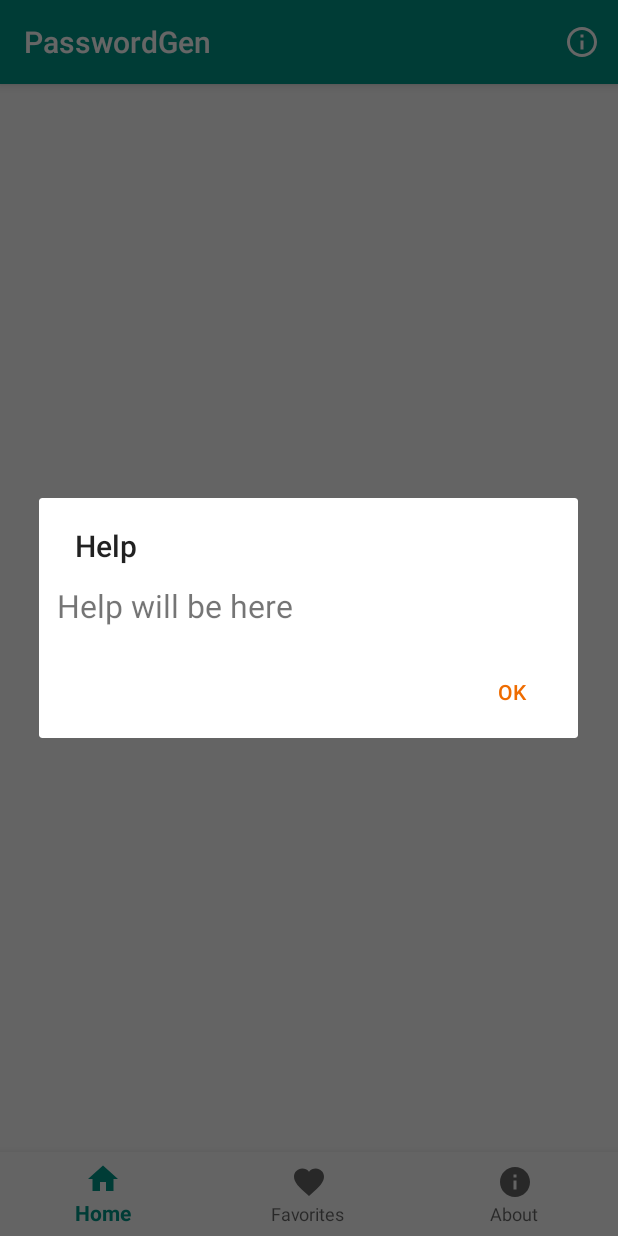
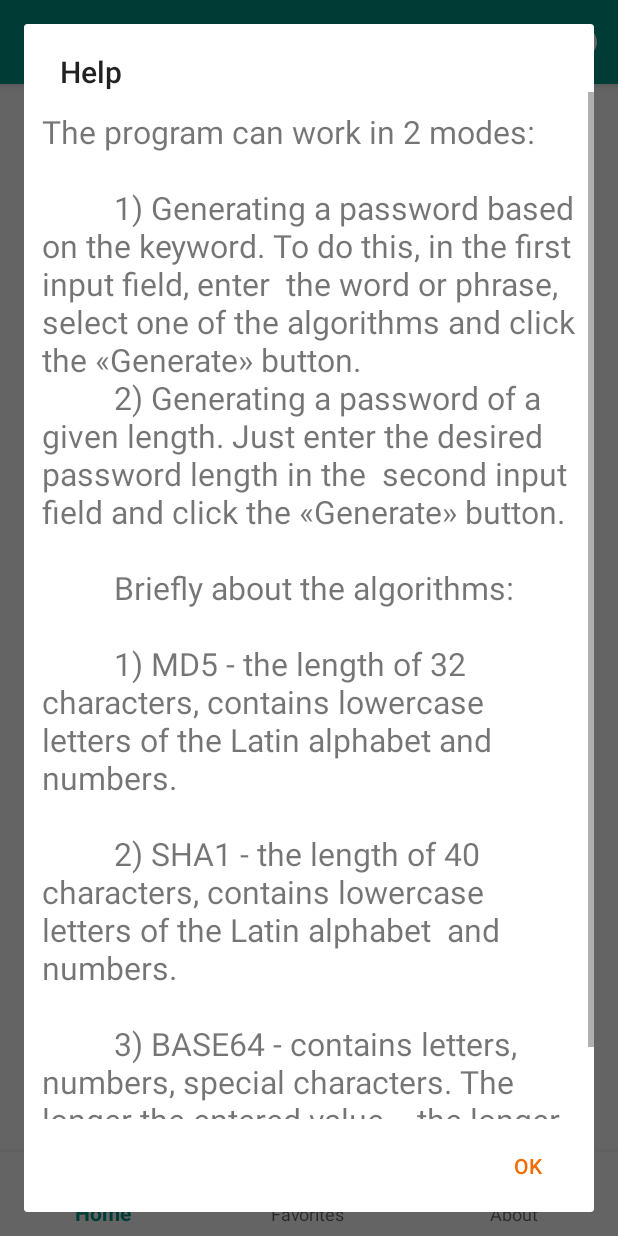
Before and after one commit to st18rai/PasswordGen, an Android app: the fragment HelpDialog placed in its activity, after a tap on "Help", on a phone screen of 412 x 824 dp. Run offline under Robolectric (Android 15) with nearby library versions, the phone set to English and light mode, and no system bars; 2 statements that could not run were skipped.

Commit message:
Закончил перевод, подправил код. Версия 1.0 релиз.

```diff
--- a/app/src/main/java/com/st18apps/passwordgen/App.java
+++ b/app/src/main/java/com/st18apps/passwordgen/App.java
@@ -1,6 +1,5 @@
 package com.st18apps.passwordgen;
 
-import android.app.Application;
 import android.util.Log;
 
 import com.crashlytics.android.Crashlytics;
--- a/app/src/main/res/values/strings.xml
+++ b/app/src/main/res/values/strings.xml
@@ -23,5 +23,21 @@
     <string name="et_hint_number">Enter number of characters</string>
     <string name="about_app">Password generator</string>
     <string name="help_menu">Help</string>
-    <string name="help_text">Help will be here</string>
+    <string name="help_text">
+        "The program can work in 2 modes: "\n\n
+
+        "1) Generating a password based on the keyword. To do this, in the first input field, enter "
+        "the word or phrase, select one of the algorithms and click the «Generate» button." \n
+        "2) Generating a password of a given length. Just enter the desired password length in the "
+        "second input field and click the «Generate» button." \n\n
+
+        "Briefly about the algorithms:" \n\n
+
+        "1) MD5 - the length of 32 characters, contains lowercase letters of the Latin alphabet and "
+        "numbers." \n\n
+        "2) SHA1 - the length of 40 characters, contains lowercase letters of the Latin alphabet "
+        "and numbers." \n\n
+        "3) BASE64 - contains letters, numbers, special characters. The longer the entered value "
+        "- the longer the password."
+    </string>
 </resources>
```
Also changed, not shown: app/src/main/java/com/st18apps/passwordgen/ui/fragment/generatePassword/GeneratePasswordFragment.java (+0 -91 lines), 1 other file.
